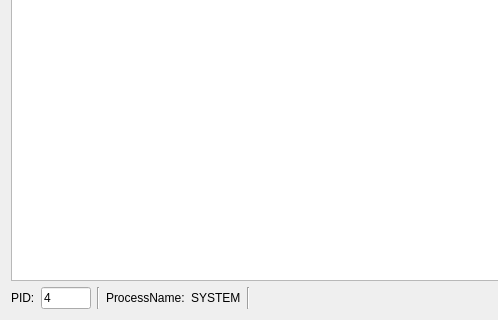
BlackINT3/OpenArk, file src/OpenArk/res/ui/memory-rw.ui: the form before one commit; both pictures show x 0 to 498 and y 308 to 628 of the 843 by 628 pixel window.
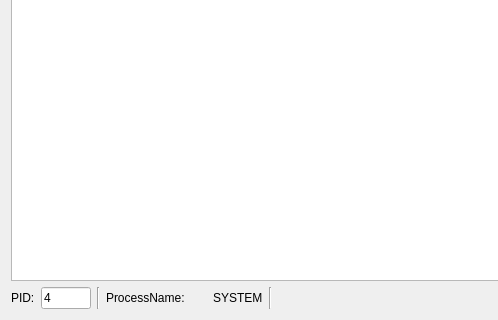
The form after the commit.

The edit to the form file:
```diff
--- a/src/OpenArk/res/ui/memory-rw.ui
+++ b/src/OpenArk/res/ui/memory-rw.ui
@@ -280,6 +280,31 @@
        </property>
       </widget>
      </item>
+     <item>
+      <widget class="QLabel" name="iconLabel">
+       <property name="sizePolicy">
+        <sizepolicy hsizetype="Fixed" vsizetype="Fixed">
+         <horstretch>0</horstretch>
+         <verstretch>0</verstretch>
+        </sizepolicy>
+       </property>
+       <property name="minimumSize">
+        <size>
+         <width>16</width>
+         <height>0</height>
+        </size>
+       </property>
+       <property name="maximumSize">
+        <size>
+         <width>24</width>
+         <height>24</height>
+        </size>
+       </property>
+       <property name="text">
+        <string/>
+       </property>
+      </widget>
+     </item>
      <item>
       <widget class="QLabel" name="pnameLabel">
        <property name="text">
@@ -297,7 +322,7 @@
      <item>
       <widget class="QLabel" name="statusLabel">
        <property name="text">
-        <string/>
+        <string>              </string>
        </property>
       </widget>
      </item>
```
Left out of the diff: 2 changed lines with no effect on the pictures.
